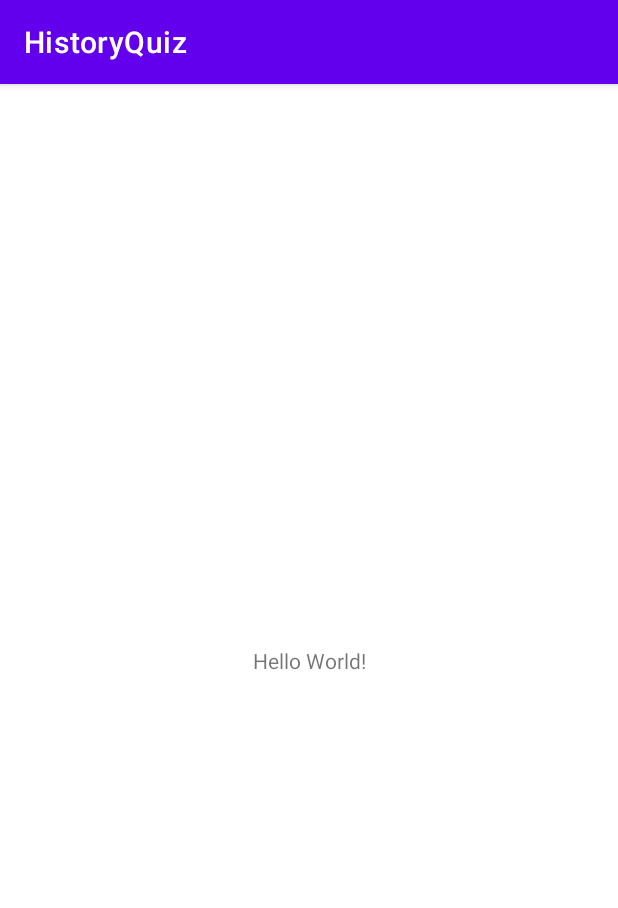
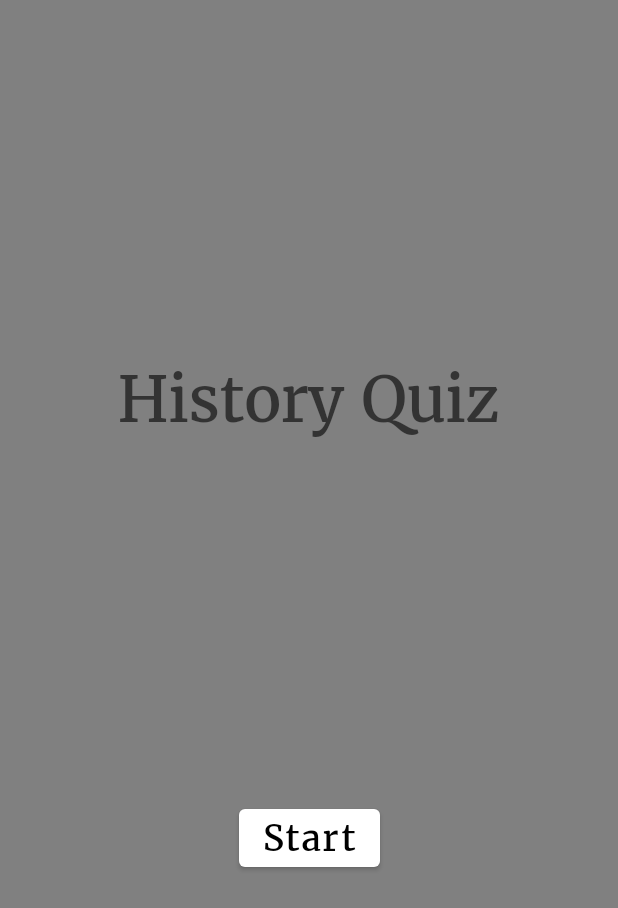
Before and after one commit to EinTheFrog/HistoryQuiz, an Android app: the screen it shows after launch (MainActivity), on a phone screen of 412 x 824 dp. Shown: the top 908 px of the screen. Run offline under Robolectric (Android 15) with nearby library versions, the phone set to English and light mode, and no system bars.

Commit message:
Start theme and style

```diff
--- a/app/build.gradle
+++ b/app/build.gradle
@@ -26,7 +26,7 @@ android {
         targetCompatibility JavaVersion.VERSION_1_8
     }
     buildFeatures {
-        dataBinding true
+        viewBinding true
     }
 }
 
@@ -35,7 +35,10 @@ dependencies {
     implementation 'androidx.appcompat:appcompat:1.5.0'
     implementation 'com.google.android.material:material:1.6.1'
     implementation 'androidx.constraintlayout:constraintlayout:2.1.4'
+    implementation "androidx.fragment:fragment:1.5.2"
+
     testImplementation 'junit:junit:4.13.2'
+
     androidTestImplementation 'androidx.test.ext:junit:1.1.3'
     androidTestImplementation 'androidx.test.espresso:espresso-core:3.4.0'
 }
--- a/app/src/main/AndroidManifest.xml
+++ b/app/src/main/AndroidManifest.xml
@@ -11,7 +11,7 @@
         android:label="@string/app_name"
         android:roundIcon="@mipmap/ic_launcher_round"
         android:supportsRtl="true"
-        android:theme="@style/Theme.HistoryQuiz"
+        android:theme="@style/AppTheme"
         tools:targetApi="31">
         <activity
             android:name=".MainActivity"
--- a/app/src/main/java/com/einthefrog/historyquiz/MainActivity.java
+++ b/app/src/main/java/com/einthefrog/historyquiz/MainActivity.java
@@ -3,12 +3,16 @@ package com.einthefrog.historyquiz;
 import androidx.appcompat.app.AppCompatActivity;
 
 import android.os.Bundle;
+import android.view.LayoutInflater;
+
+import com.einthefrog.historyquiz.databinding.ActivityMainBinding;
 
 public class MainActivity extends AppCompatActivity {
 
     @Override
     protected void onCreate(Bundle savedInstanceState) {
         super.onCreate(savedInstanceState);
-        setContentView(R.layout.activity_main);
+        ActivityMainBinding binding = ActivityMainBinding.inflate(getLayoutInflater());
+        setContentView(binding.getRoot());
     }
 }
--- /dev/null
+++ b/app/src/main/java/com/einthefrog/historyquiz/ui/MainMenuFragment.java
@@ -0,0 +1,23 @@
+package com.einthefrog.historyquiz.ui;
+
+import android.os.Bundle;
+import android.view.LayoutInflater;
+import android.view.View;
+import android.view.ViewGroup;
+
+import androidx.fragment.app.Fragment;
+
+import com.einthefrog.historyquiz.databinding.FragmentMainMenuBinding;
+
+public class MainMenuFragment extends Fragment {
+
+    @Override
+    public View onCreateView(
+            LayoutInflater inflater,
+            ViewGroup container,
+            Bundle savedInstanceState
+    ) {
+        FragmentMainMenuBinding binding = FragmentMainMenuBinding.inflate(getLayoutInflater());
+        return binding.getRoot();
+    }
+}
--- /dev/null
+++ b/app/src/main/res/drawable/button_border_background.xml
@@ -0,0 +1,7 @@
+<?xml version="1.0" encoding="utf-8"?>
+<shape xmlns:android="http://schemas.android.com/apk/res/android"
+    android:shape="rectangle">
+    <gradient android:startColor="?attr/colorPrimary" android:endColor="?attr/colorPrimary"/>
+    <corners android:radius="3dp" />
+    <stroke android:width="5px" android:color="?attr/colorOnPrimary" />
+</shape>
--- /dev/null
+++ b/app/src/main/res/drawable/ripple_primary_variant.xml
@@ -0,0 +1,7 @@
+<?xml version="1.0" encoding="utf-8"?>
+<ripple
+    android:color="?attr/colorPrimaryVariant"
+    xmlns:android="http://schemas.android.com/apk/res/android">
+    <item android:id="@android:id/mask"
+        android:drawable="@android:drawable/button_onoff_indicator_off" />
+</ripple>
--- /dev/null
+++ b/app/src/main/res/drawable/selectable_item_background.xml
@@ -0,0 +1,4 @@
+<?xml version="1.0" encoding="utf-8"?>
+<selector xmlns:android="http://schemas.android.com/apk/res/android">
+    <item android:drawable="@drawable/ripple_primary_variant" />
+</selector>
--- a/app/src/main/res/layout/activity_main.xml
+++ b/app/src/main/res/layout/activity_main.xml
@@ -1,18 +1,17 @@
 <?xml version="1.0" encoding="utf-8"?>
-<androidx.constraintlayout.widget.ConstraintLayout xmlns:android="http://schemas.android.com/apk/res/android"
+<androidx.constraintlayout.widget.ConstraintLayout
+    xmlns:android="http://schemas.android.com/apk/res/android"
     xmlns:app="http://schemas.android.com/apk/res-auto"
     xmlns:tools="http://schemas.android.com/tools"
     android:layout_width="match_parent"
     android:layout_height="match_parent"
     tools:context=".MainActivity">
 
-    <TextView
-        android:layout_width="wrap_content"
-        android:layout_height="wrap_content"
-        android:text="Hello World!"
-        app:layout_constraintBottom_toBottomOf="parent"
-        app:layout_constraintEnd_toEndOf="parent"
-        app:layout_constraintStart_toStartOf="parent"
-        app:layout_constraintTop_toTopOf="parent" />
+    <androidx.fragment.app.FragmentContainerView
+        xmlns:android="http://schemas.android.com/apk/res/android"
+        android:id="@+id/fragment_container_view"
+        android:layout_width="match_parent"
+        android:layout_height="match_parent"
+        android:name="com.einthefrog.historyquiz.ui.MainMenuFragment" />
 
 </androidx.constraintlayout.widget.ConstraintLayout>
--- /dev/null
+++ b/app/src/main/res/layout/fragment_main_menu.xml
@@ -0,0 +1,29 @@
+<?xml version="1.0" encoding="utf-8"?>
+<androidx.constraintlayout.widget.ConstraintLayout
+    xmlns:android="http://schemas.android.com/apk/res/android"
+    xmlns:app="http://schemas.android.com/apk/res-auto"
+    android:layout_width="match_parent"
+    android:layout_height="match_parent">
+
+    <TextView
+        android:id="@+id/text_title"
+        android:text="History Quiz"
+        android:textAppearance="?attr/textAppearanceHeadline1"
+        android:layout_width="wrap_content"
+        android:layout_height="wrap_content"
+        app:layout_constraintTop_toTopOf="parent"
+        app:layout_constraintStart_toStartOf="parent"
+        app:layout_constraintEnd_toEndOf="parent"
+        app:layout_constraintBottom_toTopOf="@id/button_start" />
+
+    <Button
+        android:id="@+id/button_start"
+        android:layout_width="wrap_content"
+        android:layout_height="wrap_content"
+        android:text="@string/start"
+        android:textAppearance="?attr/textAppearanceBody1"
+        app:layout_constraintBottom_toBottomOf="parent"
+        app:layout_constraintEnd_toEndOf="parent"
+        app:layout_constraintStart_toStartOf="parent"
+        app:layout_constraintTop_toBottomOf="@id/text_title" />
+</androidx.constraintlayout.widget.ConstraintLayout>
--- a/app/src/main/res/values-night/themes.xml
+++ /dev/null
@@ -1,16 +0,0 @@
-<resources xmlns:tools="http://schemas.android.com/tools">
-    <!-- Base application theme. -->
-    <style name="Theme.HistoryQuiz" parent="Theme.MaterialComponents.DayNight.DarkActionBar">
-        <!-- Primary brand color. -->
-        <item name="colorPrimary">@color/purple_200</item>
-        <item name="colorPrimaryVariant">@color/purple_700</item>
-        <item name="colorOnPrimary">@color/black</item>
-        <!-- Secondary brand color. -->
-        <item name="colorSecondary">@color/teal_200</item>
-        <item name="colorSecondaryVariant">@color/teal_200</item>
-        <item name="colorOnSecondary">@color/black</item>
-        <!-- Status bar color. -->
-        <item name="android:statusBarColor" tools:targetApi="l">?attr/colorPrimaryVariant</item>
-        <!-- Customize your theme here. -->
-    </style>
-</resources>
--- a/app/src/main/res/values/colors.xml
+++ b/app/src/main/res/values/colors.xml
@@ -1,10 +1,10 @@
 <?xml version="1.0" encoding="utf-8"?>
 <resources>
-    <color name="purple_200">#FFBB86FC</color>
-    <color name="purple_500">#FF6200EE</color>
-    <color name="purple_700">#FF3700B3</color>
-    <color name="teal_200">#FF03DAC5</color>
-    <color name="teal_700">#FF018786</color>
     <color name="black">#FF000000</color>
     <color name="white">#FFFFFFFF</color>
+    <color name="light_gray">#FFD3D3D3</color>
+    <color name="silver">#FFC0C0C0</color>
+    <color name="gray">#FF808080</color>
+    <color name="light_slate_gray">#FF778899</color>
+    <color name="slate_gray">#FF708090</color>
 </resources>
--- /dev/null
+++ b/app/src/main/res/values/dimen.xml
@@ -0,0 +1,4 @@
+<?xml version="1.0" encoding="utf-8"?>
+<resources>
+    <dimen name="button_radius_large">10</dimen>
+</resources>
--- a/app/src/main/res/values/strings.xml
+++ b/app/src/main/res/values/strings.xml
@@ -1,3 +1,4 @@
 <resources>
     <string name="app_name">HistoryQuiz</string>
+    <string name="start">Start</string>
 </resources>
--- /dev/null
+++ b/app/src/main/res/values/styles.xml
@@ -0,0 +1,18 @@
+<?xml version="1.0" encoding="utf-8"?>
+<resources>
+    <style name="AppTheme" parent="Theme.HistoryQuiz">
+        <item name="android:background">?attr/backgroundColor</item>
+        <item name="android:foreground">@drawable/selectable_item_background</item>
+    </style>
+
+    <style name="TextAppearance.HistoryQuiz.Headline1" parent="TextAppearance.MaterialComponents.Headline1">
+        <item name="fontFamily">@font/merriweather</item>
+        <item name="android:fontFamily">@font/merriweather</item>
+        <item name="android:textSize">42sp</item>
+    </style>
+    <style name="TextAppearance.HistoryQuiz.Body1" parent="TextAppearance.MaterialComponents.Body1">
+        <item name="fontFamily">@font/merriweather</item>
+        <item name="android:fontFamily">@font/merriweather</item>
+        <item name="android:textSize">24sp</item>
+    </style>
+</resources>
--- a/app/src/main/res/values/themes.xml
+++ b/app/src/main/res/values/themes.xml
@@ -1,16 +1,21 @@
 <resources xmlns:tools="http://schemas.android.com/tools">
     <!-- Base application theme. -->
-    <style name="Theme.HistoryQuiz" parent="Theme.MaterialComponents.DayNight.DarkActionBar">
+    <style name="Theme.HistoryQuiz" parent="Theme.MaterialComponents.DayNight.NoActionBar">
         <!-- Primary brand color. -->
-        <item name="colorPrimary">@color/purple_500</item>
-        <item name="colorPrimaryVariant">@color/purple_700</item>
-        <item name="colorOnPrimary">@color/white</item>
+        <item name="colorPrimary">@color/white</item>
+        <item name="colorPrimaryVariant">@color/light_gray</item>
+        <item name="colorOnPrimary">@color/black</item>
         <!-- Secondary brand color. -->
-        <item name="colorSecondary">@color/teal_200</item>
-        <item name="colorSecondaryVariant">@color/teal_700</item>
+        <item name="colorSecondary">@color/light_slate_gray</item>
+        <item name="colorSecondaryVariant">@color/slate_gray</item>
         <item name="colorOnSecondary">@color/black</item>
         <!-- Status bar color. -->
         <item name="android:statusBarColor" tools:targetApi="l">?attr/colorPrimaryVariant</item>
         <!-- Customize your theme here. -->
+        <item name="backgroundColor">@color/gray</item>
+        <item name="colorOnBackground">@color/white</item>
+
+        <item name="textAppearanceHeadline1">@style/TextAppearance.HistoryQuiz.Headline1</item>
+        <item name="textAppearanceBody1">@style/TextAppearance.HistoryQuiz.Body1</item>
     </style>
 </resources>
```
Also changed, not shown: app/src/main/res/font/merriweather.ttf (added).
